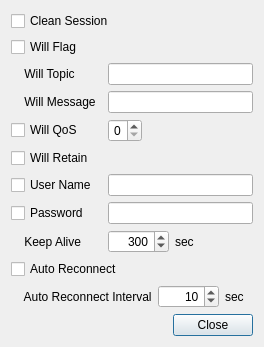
Old version of the form ConnectOptionDialog.ui in the repository hyo0913/MQTT-Client-using-qmqtt.
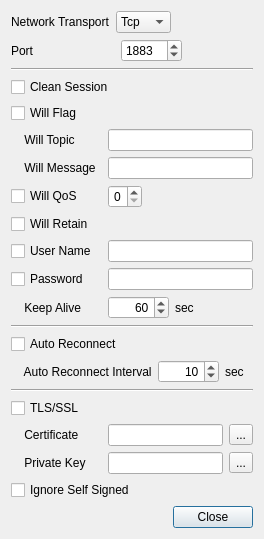
New version of the form.

What changed in the file:
```diff
--- a/ConnectOptionDialog.ui
+++ b/ConnectOptionDialog.ui
@@ -7,13 +7,128 @@
     <x>0</x>
     <y>0</y>
     <width>264</width>
-    <height>325</height>
+    <height>517</height>
    </rect>
   </property>
   <property name="windowTitle">
    <string>Configuration</string>
   </property>
   <layout class="QVBoxLayout" name="verticalLayout">
+   <item>
+    <layout class="QHBoxLayout" name="horizontalLayout_11">
+     <item>
+      <widget class="QLabel" name="labelNetwork">
+       <property name="minimumSize">
+        <size>
+         <width>91</width>
+         <height>0</height>
+        </size>
+       </property>
+       <property name="layoutDirection">
+        <enum>Qt::LeftToRight</enum>
+       </property>
+       <property name="autoFillBackground">
+        <bool>false</bool>
+       </property>
+       <property name="text">
+        <string>Network Transport</string>
+       </property>
+       <property name="scaledContents">
+        <bool>false</bool>
+       </property>
+      </widget>
+     </item>
+     <item>
+      <widget class="QComboBox" name="comboBoxNetwork">
+       <property name="layoutDirection">
+        <enum>Qt::LeftToRight</enum>
+       </property>
+       <item>
+        <property name="text">
+         <string>Tcp</string>
+        </property>
+       </item>
+       <item>
+        <property name="text">
+         <string>Web</string>
+        </property>
+       </item>
+      </widget>
+     </item>
+     <item>
+      <spacer name="horizontalSpacer_5">
+       <property name="orientation">
+        <enum>Qt::Horizontal</enum>
+       </property>
+       <property name="sizeHint" stdset="0">
+        <size>
+         <width>40</width>
+         <height>20</height>
+        </size>
+       </property>
+      </spacer>
+     </item>
+    </layout>
+   </item>
+   <item>
+    <layout class="QHBoxLayout" name="horizontalLayout_10">
+     <item>
+      <widget class="QLabel" name="labelPort">
+       <property name="minimumSize">
+        <size>
+         <width>104</width>
+         <height>0</height>
+        </size>
+       </property>
+       <property name="layoutDirection">
+        <enum>Qt::LeftToRight</enum>
+       </property>
+       <property name="autoFillBackground">
+        <bool>false</bool>
+       </property>
+       <property name="text">
+        <string>Port</string>
+       </property>
+       <property name="scaledContents">
+        <bool>false</bool>
+       </property>
+      </widget>
+     </item>
+     <item>
+      <widget class="QSpinBox" name="spinBoxPort">
+       <property name="minimum">
+        <number>1</number>
+       </property>
+       <property name="maximum">
+        <number>65535</number>
+       </property>
+       <property name="value">
+        <number>1883</number>
+       </property>
+      </widget>
+     </item>
+     <item>
+      <spacer name="horizontalSpacer_3">
+       <property name="orientation">
+        <enum>Qt::Horizontal</enum>
+       </property>
+       <property name="sizeHint" stdset="0">
+        <size>
+         <width>40</width>
+         <height>20</height>
+        </size>
+       </property>
+      </spacer>
+     </item>
+    </layout>
+   </item>
+   <item>
+    <widget class="Line" name="line">
+     <property name="orientation">
+      <enum>Qt::Horizontal</enum>
+     </property>
+    </widget>
+   </item>
    <item>
     <widget class="QCheckBox" name="checkBoxCleanSession">
      <property name="text">
@@ -210,7 +325,7 @@
         <number>65535</number>
        </property>
        <property name="value">
-        <number>300</number>
+        <number>60</number>
        </property>
       </widget>
      </item>
@@ -236,6 +351,13 @@
      </item>
     </layout>
    </item>
+   <item>
+    <widget class="Line" name="line_2">
+     <property name="orientation">
+      <enum>Qt::Horizontal</enum>
+     </property>
+    </widget>
+   </item>
    <item>
     <widget class="QCheckBox" name="checkBoxAutoReconnect">
      <property name="text">
@@ -290,6 +412,111 @@
      </item>
     </layout>
    </item>
+   <item>
+    <widget class="Line" name="line_3">
+     <property name="orientation">
+      <enum>Qt::Horizontal</enum>
+     </property>
+    </widget>
+   </item>
+   <item>
+    <layout class="QHBoxLayout" name="horizontalLayout_12">
+     <item>
+      <widget class="QCheckBox" name="checkBoxSsl">
+       <property name="text">
+        <string>TLS/SSL</string>
+       </property>
+      </widget>
+     </item>
+    </layout>
+   </item>
+   <item>
+    <layout class="QHBoxLayout" name="horizontalLayout_8">
+     <item>
+      <widget class="QLabel" name="labelCertificate">
+       <property name="minimumSize">
+        <size>
+         <width>91</width>
+         <height>0</height>
+        </size>
+       </property>
+       <property name="layoutDirection">
+        <enum>Qt::LeftToRight</enum>
+       </property>
+       <property name="autoFillBackground">
+        <bool>false</bool>
+       </property>
+       <property name="text">
+        <string>    Certificate</string>
+       </property>
+       <property name="scaledContents">
+        <bool>false</bool>
+       </property>
+      </widget>
+     </item>
+     <item>
+      <widget class="QLineEdit" name="lineEditCertifiacte">
+       <property name="readOnly">
+        <bool>true</bool>
+       </property>
+      </widget>
+     </item>
+     <item>
+      <widget class="QToolButton" name="toolButtonCertifiacte">
+       <property name="text">
+        <string>...</string>
+       </property>
+      </widget>
+     </item>
+    </layout>
+   </item>
+   <item>
+    <layout class="QHBoxLayout" name="horizontalLayout_9">
+     <item>
+      <widget class="QLabel" name="labelPrivateKey">
+       <property name="minimumSize">
+        <size>
+         <width>91</width>
+         <height>0</height>
+        </size>
+       </property>
+       <property name="layoutDirection">
+        <enum>Qt::LeftToRight</enum>
+       </property>
+       <property name="autoFillBackground">
+        <bool>false</bool>
+       </property>
+       <property name="text">
+        <string>    Private Key</string>
+       </property>
+       <property name="scaledContents">
+        <bool>false</bool>
+       </property>
+      </widget>
+     </item>
+     <item>
+      <widget class="QLineEdit" name="lineEditPrivateKey">
+       <property name="readOnly">
+        <bool>true</bool>
+       </property>
+      </widget>
+     </item>
+     <item>
+      <widget class="QToolButton" name="toolButtonPrivateKey">
+       <property name="text">
+        <string>...</string>
+       </property>
+      </widget>
+     </item>
+    </layout>
+   </item>
+   <item>
+    <widget class="QCheckBox" name="checkBoxIgnoreSelfSigned">
+     <property name="text">
+      <string>Ignore Self Signed</string>
+     </property>
+    </widget>
+   </item>
    <item>
     <widget class="QDialogButtonBox" name="buttonBox">
      <property name="orientation">
```
Left out of the diff: 8 changed lines with no effect on the pictures.
